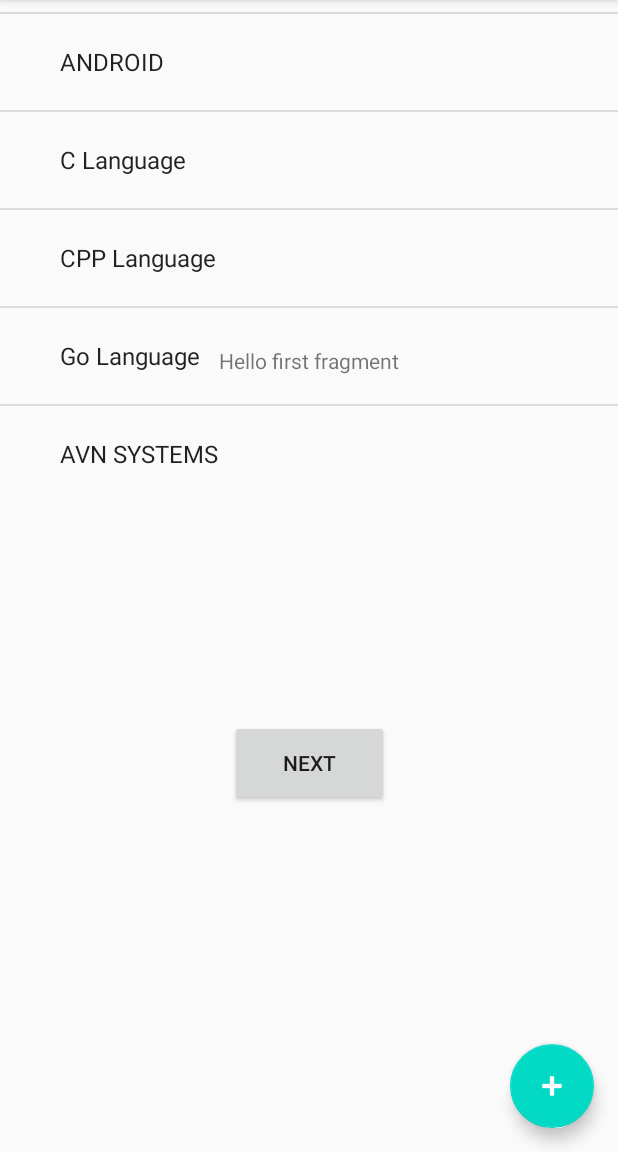
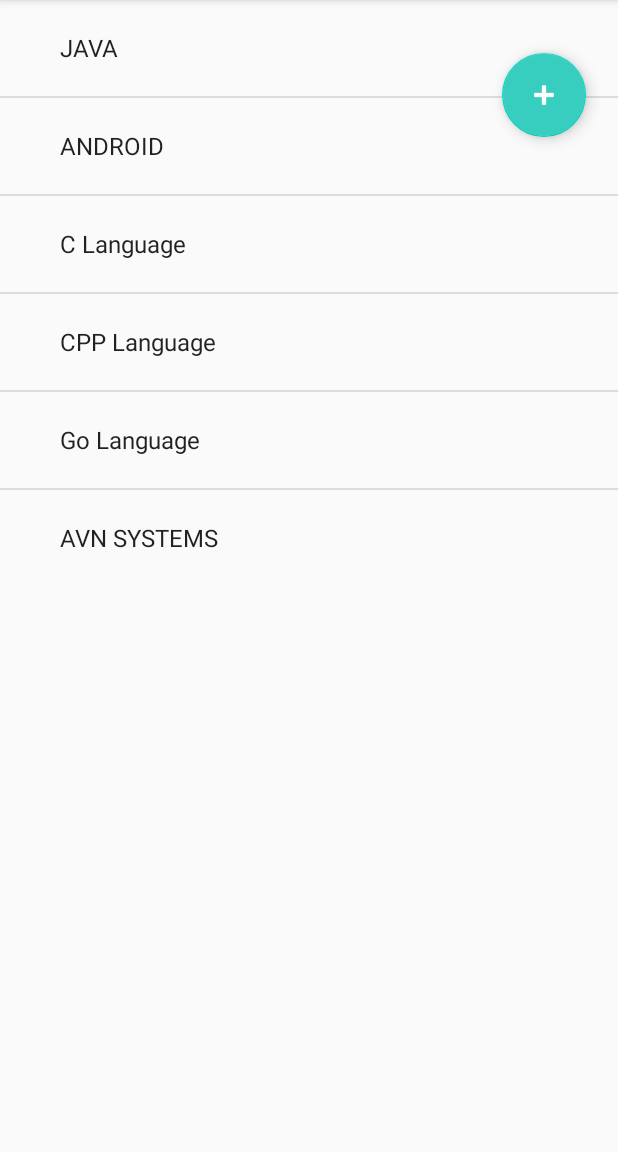
Before and after one commit to sasha007k/AddressBook, an Android app: the screen it shows after launch (MainActivity), on a phone screen of 412 x 824 dp, the part 84-1236 px from its top. Run offline under Robolectric (Android 15) with nearby library versions, the phone set to English and light mode, and no system bars.

Commit message:
Added floating action button to add new contact and fixed list view

```diff
--- a/app/src/main/java/com/example/addressbook/FirstFragment.java
+++ b/app/src/main/java/com/example/addressbook/FirstFragment.java
@@ -4,12 +4,15 @@ import android.os.Bundle;
 import android.view.LayoutInflater;
 import android.view.View;
 import android.view.ViewGroup;
+import android.widget.AdapterView;
 import android.widget.ArrayAdapter;
 import android.widget.ListView;
 
 import androidx.annotation.NonNull;
 import androidx.fragment.app.Fragment;
-import androidx.navigation.fragment.NavHostFragment;
+import androidx.navigation.Navigation;
+
+import com.google.android.material.floatingactionbutton.FloatingActionButton;
 
 import java.util.ArrayList;
 
@@ -19,18 +22,40 @@ public class FirstFragment extends Fragment {
     public View onCreateView(
             LayoutInflater inflater, ViewGroup container,
             Bundle savedInstanceState) {
+
         return inflater.inflate(R.layout.fragment_first, container, false);
     }
 
     public void onViewCreated(@NonNull View view, Bundle savedInstanceState) {
         super.onViewCreated(view, savedInstanceState);
 
-//        view.findViewById(R.id.button_first).setOnClickListener(new View.OnClickListener() {
-//            @Override
-//            public void onClick(View view) {
-//                NavHostFragment.findNavController(FirstFragment.this)
-//                        .navigate(R.id.action_FirstFragment_to_SecondFragment);
-//            }
-//        });
+        final FloatingActionButton fab = view.findViewById(R.id.add_button);
+
+        fab.setOnClickListener(new View.OnClickListener() {
+            public void onClick(View v) {
+                Navigation.findNavController(v).navigate(R.id.action_FirstFragment_to_SecondFragment);
+            }
+        });
+
+        // ListView
+        final ListView list = view.findViewById(R.id.list);
+        ArrayList<String> arrayList = new ArrayList<>();
+        arrayList.add("JAVA");
+        arrayList.add("ANDROID");
+        arrayList.add("C Language");
+        arrayList.add("CPP Language");
+        arrayList.add("Go Language");
+        arrayList.add("AVN SYSTEMS");
+
+        ArrayAdapter<String> arrayAdapter = new ArrayAdapter<String>(getActivity(), android.R.layout.simple_expandable_list_item_1, arrayList);
+        list.setAdapter(arrayAdapter);
+
+        list.setOnItemClickListener(new AdapterView.OnItemClickListener() {
+            @Override
+            public void onItemClick(AdapterView<?> parent, View view, int position, long id) {
+//                String clickedItem=(String) list.getItemAtPosition(position);
+//                Toast.makeText(MainActivity.this,clickedItem,Toast.LENGTH_LONG).show();
+            }
+        });
     }
 }
--- a/app/src/main/java/com/example/addressbook/MainActivity.java
+++ b/app/src/main/java/com/example/addressbook/MainActivity.java
@@ -2,23 +2,16 @@ package com.example.addressbook;
 
 import android.database.Cursor;
 import android.os.Bundle;
-import com.google.android.material.floatingactionbutton.FloatingActionButton;
 
 import androidx.appcompat.app.AlertDialog;
 import androidx.appcompat.app.AppCompatActivity;
 import androidx.appcompat.widget.Toolbar;
-import androidx.navigation.Navigation;
 
 import android.view.View;
 import android.view.Menu;
 import android.view.MenuItem;
-import android.widget.AdapterView;
-import android.widget.ArrayAdapter;
 import android.widget.Button;
-import android.widget.ListView;
 import android.widget.Toast;
-
-import java.util.ArrayList;
 
 public class MainActivity extends AppCompatActivity {
 
@@ -33,40 +26,6 @@ public class MainActivity extends AppCompatActivity {
         setContentView(R.layout.activity_main);
         Toolbar toolbar = findViewById(R.id.toolbar);
         setSupportActionBar(toolbar);
-
-        // ListView
-        final ListView list = findViewById(R.id.list);
-        ArrayList<String> arrayList = new ArrayList<>();
-        arrayList.add("JAVA");
-        arrayList.add("ANDROID");
-        arrayList.add("C Language");
-        arrayList.add("CPP Language");
-        arrayList.add("Go Language");
-        arrayList.add("AVN SYSTEMS");
-        ArrayAdapter<String> arrayAdapter = new ArrayAdapter<String>(this, android.R.layout.simple_expandable_list_item_1, arrayList);
-        list.setAdapter(arrayAdapter);
-
-        list.setOnItemClickListener(new AdapterView.OnItemClickListener() {
-            @Override
-            public void onItemClick(AdapterView<?> parent, View view, int position, long id) {
-//                String clickedItem=(String) list.getItemAtPosition(position);
-//                Toast.makeText(MainActivity.this,clickedItem,Toast.LENGTH_LONG).show();
-            }
-        });
-
-
-        // Add FAB
-
-        final FloatingActionButton fab = findViewById(R.id.add_button);
-
-        fab.setOnClickListener(new View.OnClickListener() {
-            public void onClick(View v) {
-                Navigation.findNavController(v).navigate(R.id.action_FirstFragment_to_SecondFragment);
-            }
-        });
-
-        //btnAddData = (Button)findViewById(R.id.button_add);
-        //btnviewAll = (Button)findViewById(R.id.button_viewAll);
 
         myDb = new AdressBookDb(this);
 
--- a/app/src/main/res/layout/activity_main.xml
+++ b/app/src/main/res/layout/activity_main.xml
@@ -5,16 +5,6 @@
     android:layout_width="match_parent"
     android:layout_height="match_parent"
     tools:context=".MainActivity">
-
-    <LinearLayout
-        android:layout_width = "match_parent"
-        android:layout_height = "match_parent"
-        android:orientation = "vertical">
-        <ListView
-            android:id = "@+id/list"
-            android:layout_width = "wrap_content"
-            android:layout_height = "wrap_content"/>
-    </LinearLayout>
 
     <com.google.android.material.appbar.AppBarLayout
         android:layout_width="match_parent"
@@ -36,17 +26,5 @@
         app:layout_anchor="@+id/include"
         app:layout_anchorGravity="center" />
 
-    <com.google.android.material.floatingactionbutton.FloatingActionButton
-        android:id="@+id/add_button"
-        android:layout_width="wrap_content"
-        android:layout_height="wrap_content"
-        android:layout_gravity="bottom|end"
-        android:layout_margin="@dimen/fab_margin"
-        android:backgroundTint="@color/design_default_color_secondary"
-        android:backgroundTintMode="add"
-        android:tint="#FFFCFC"
-        app:fabSize="auto"
-        app:rippleColor="#F9FAF9"
-        app:srcCompat="@android:drawable/ic_input_add" />
 
 </androidx.coordinatorlayout.widget.CoordinatorLayout>
--- a/app/src/main/res/layout/fragment_first.xml
+++ b/app/src/main/res/layout/fragment_first.xml
@@ -1,30 +1,33 @@
 <?xml version="1.0" encoding="utf-8"?>
-<androidx.constraintlayout.widget.ConstraintLayout
-    xmlns:android="http://schemas.android.com/apk/res/android"
+<androidx.constraintlayout.widget.ConstraintLayout xmlns:android="http://schemas.android.com/apk/res/android"
     xmlns:app="http://schemas.android.com/apk/res-auto"
     xmlns:tools="http://schemas.android.com/tools"
     android:layout_width="match_parent"
     android:layout_height="match_parent"
     tools:context=".FirstFragment">
 
-    <TextView
-        android:id="@+id/textview_first"
+    <LinearLayout
+        android:layout_width = "match_parent"
+        android:layout_height = "match_parent"
+        android:orientation = "vertical">
+        <ListView
+            android:id = "@+id/list"
+            android:layout_width = "wrap_content"
+            android:layout_height = "wrap_content"/>
+    </LinearLayout>
+
+    <com.google.android.material.floatingactionbutton.FloatingActionButton
+        android:id="@+id/add_button"
         android:layout_width="wrap_content"
         android:layout_height="wrap_content"
-        android:text="@string/hello_first_fragment"
-        app:layout_constraintTop_toTopOf="parent"
-        app:layout_constraintStart_toStartOf="parent"
+        android:layout_marginTop="35dp"
+        android:layout_marginEnd="21dp"
+        android:backgroundTint="#37CDBF"
+        android:clickable="true"
+        android:focusable="true"
+        android:src="@android:drawable/ic_input_add"
+        android:tint="#FFFFFF"
+        app:fabSize="auto"
         app:layout_constraintEnd_toEndOf="parent"
-        app:layout_constraintBottom_toTopOf="@id/button_first"
-        />
-
-    <Button
-        android:id="@+id/button_first"
-        android:layout_width="106dp"
-        android:layout_height="57dp"
-        android:text="@string/next"
-        app:layout_constraintBottom_toBottomOf="parent"
-        app:layout_constraintEnd_toEndOf="parent"
-        app:layout_constraintStart_toStartOf="parent"
-        app:layout_constraintTop_toBottomOf="@id/textview_first" />
+        app:layout_constraintTop_toTopOf="parent" />
 </androidx.constraintlayout.widget.ConstraintLayout>
```
